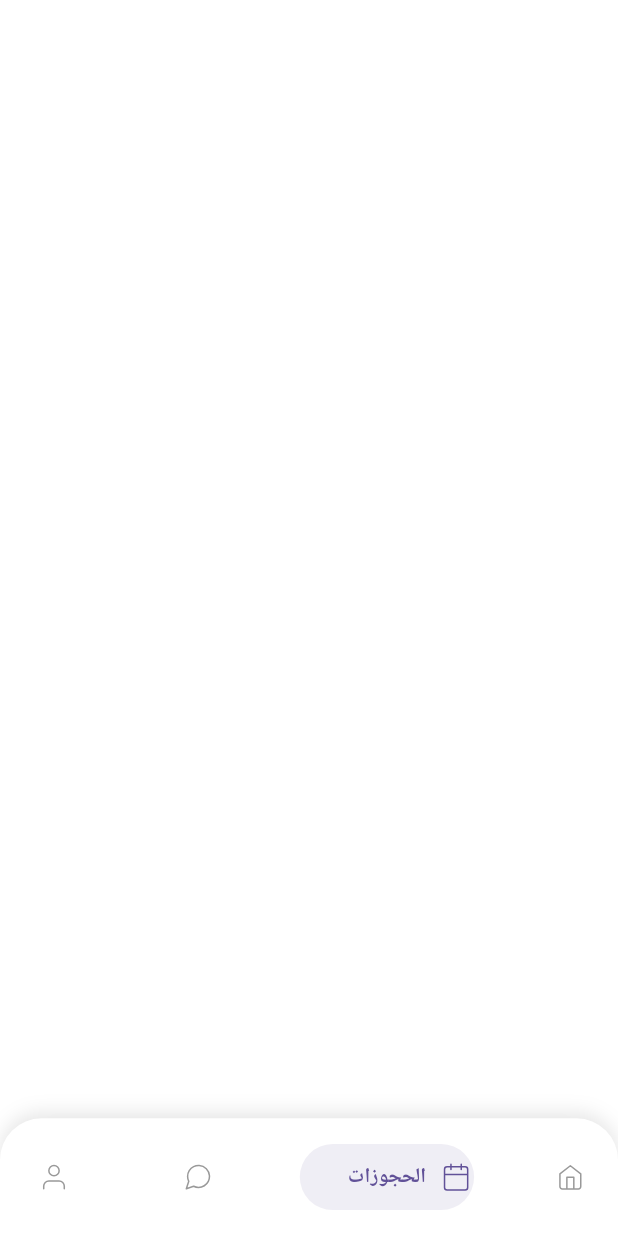
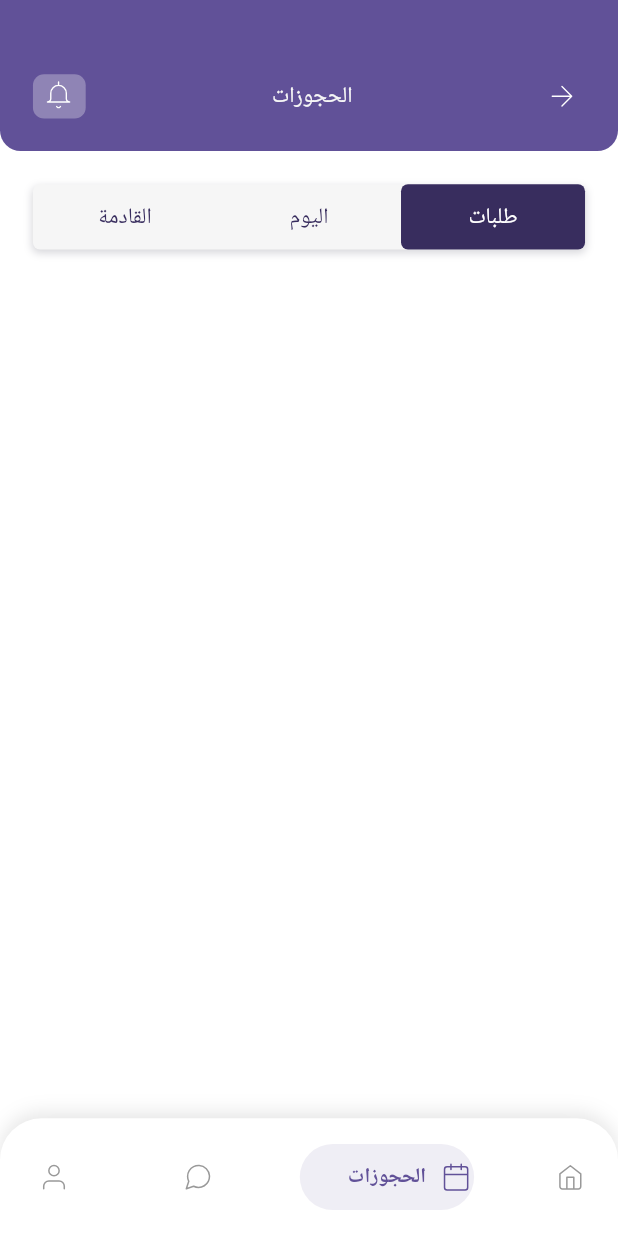
Before and after one commit to MostafaBastawy/Task_Badr, a Flutter app: the screen it shows after launch, item 2 of the bottom bar chosen, on a phone screen of 412 x 824 dp. Run offline on Flutter 3.47's test engine with Material 2 defaults, Android fonts, the light colour scheme and no system bars; drawn by our look-alikes of salomon_bottom_bar; our stand-ins replace easy_localization, flutter_bloc, flutter_screenutil, flutter_svg, flutter_switch; generated files the repository leaves out were written again; Roboto replaces fonts that are missing (Alexandria).

Commit message:
tabs finished

```diff
--- a/lib/modules/booking_screen/booking_screen.dart
+++ b/lib/modules/booking_screen/booking_screen.dart
@@ -1,4 +1,7 @@
 import 'package:flutter/material.dart';
+import 'package:flutter_screenutil/flutter_screenutil.dart';
+import 'package:task_badr/modules/booking_screen/widgets/booking_app_bar.dart';
+import 'package:task_badr/modules/booking_screen/widgets/booking_tabs.dart';
 
 class BookingScreen extends StatelessWidget {
   const BookingScreen({Key? key}) : super(key: key);
@@ -6,7 +9,12 @@ class BookingScreen extends StatelessWidget {
   @override
   Widget build(BuildContext context) {
     return Column(
-      children: [],
+      children: [
+        const BookingAppBar(),
+        SizedBox(height: 24.h),
+        const BookingTabs(),
+        SizedBox(height: 16.h),
+      ],
     );
   }
 }
--- /dev/null
+++ b/lib/modules/booking_screen/widgets/booking_app_bar.dart
@@ -0,0 +1,67 @@
+import 'package:flutter/material.dart';
+import 'package:flutter_screenutil/flutter_screenutil.dart';
+import 'package:flutter_svg/flutter_svg.dart';
+import 'package:task_badr/utilis/styles/colors_manager.dart';
+
+class BookingAppBar extends StatelessWidget {
+  const BookingAppBar({Key? key}) : super(key: key);
+
+  @override
+  Widget build(BuildContext context) {
+    return Container(
+      padding: EdgeInsets.symmetric(horizontal: 20.w),
+      width: 375.w,
+      height: 109.h,
+      decoration: BoxDecoration(
+        color: ColorsManager.f615198,
+        borderRadius: BorderRadius.only(
+          bottomLeft: Radius.circular(15.r),
+          bottomRight: Radius.circular(15.r),
+        ),
+      ),
+      child: Padding(
+        padding: EdgeInsetsDirectional.only(top: 30.h),
+        child: Row(
+          mainAxisAlignment: MainAxisAlignment.spaceBetween,
+          crossAxisAlignment: CrossAxisAlignment.center,
+          children: [
+            InkWell(
+              onTap: () {},
+              child: SvgPicture.asset(
+                'assets/images/booking_screen/arrow_right.svg',
+                width: 28.w,
+                height: 28.h,
+              ),
+            ),
+            Text(
+              'الحجوزات',
+              style: TextStyle(
+                color: ColorsManager.fF6F6F6,
+                fontSize: 16.sp,
+                fontWeight: FontWeight.w500,
+              ),
+            ),
+            InkWell(
+              onTap: () {},
+              child: Container(
+                width: 32.w,
+                height: 32.h,
+                decoration: BoxDecoration(
+                  color: ColorsManager.fF6F6F6.withOpacity(0.31),
+                  borderRadius: BorderRadius.circular(8.r),
+                ),
+                child: Center(
+                  child: SvgPicture.asset(
+                    'assets/images/home_screen/bell.svg',
+                    width: 24.w,
+                    height: 24.h,
+                  ),
+                ),
+              ),
+            ),
+          ],
+        ),
+      ),
+    );
+  }
+}
--- /dev/null
+++ b/lib/modules/booking_screen/widgets/booking_tabs.dart
@@ -0,0 +1,67 @@
+import 'package:flutter/material.dart';
+import 'package:flutter_screenutil/flutter_screenutil.dart';
+import 'package:task_badr/utilis/styles/colors_manager.dart';
+import 'package:task_badr/utilis/styles/shadows_manager.dart';
+
+class BookingTabs extends StatefulWidget {
+  const BookingTabs({Key? key}) : super(key: key);
+
+  @override
+  State<BookingTabs> createState() => _BookingTabsState();
+}
+
+class _BookingTabsState extends State<BookingTabs> {
+  final List<String> tabs = ['طلبات', 'اليوم', 'القادمة'];
+  int selectedIndex = 0;
+  @override
+  Widget build(BuildContext context) {
+    return Container(
+      width: 335.w,
+      height: 47.h,
+      decoration: BoxDecoration(
+        color: ColorsManager.fF6F6F6,
+        borderRadius: BorderRadius.circular(5.r),
+        boxShadow: ShadowsManager.shadow2,
+      ),
+      child: Row(
+        children: List.generate(
+          tabs.length,
+          (index) => Expanded(
+            child: InkWell(
+              onTap: () {
+                setState(() {
+                  selectedIndex = index;
+                });
+              },
+              child: Container(
+                height: 47.h,
+                decoration: BoxDecoration(
+                  color: selectedIndex == index
+                      ? ColorsManager.f382D5E
+                      : Colors.transparent,
+                  borderRadius: BorderRadius.circular(5.r),
+                ),
+                child: Row(
+                  mainAxisAlignment: MainAxisAlignment.center,
+                  crossAxisAlignment: CrossAxisAlignment.center,
+                  children: [
+                    Text(
+                      tabs[index],
+                      style: TextStyle(
+                        color: selectedIndex == index
+                            ? ColorsManager.fffffff
+                            : ColorsManager.f382D5E,
+                        fontSize: 16.sp,
+                        fontWeight: FontWeight.w400,
+                      ),
+                    ),
+                  ],
+                ),
+              ),
+            ),
+          ),
+        ),
+      ),
+    );
+  }
+}
--- a/lib/utilis/styles/colors_manager.dart
+++ b/lib/utilis/styles/colors_manager.dart
@@ -21,4 +21,6 @@ class ColorsManager {
   static const Color fE4E4E4 = Color(0xFFE4E4E4);
   static const Color f3EBF60 = Color(0xFF3EBF60);
   static const Color fEA4E2C = Color(0xFFEA4E2C);
+  static const Color f323247 = Color(0xFF323247);
+  static const Color f382D5E = Color(0xFF382D5E);
 }
--- a/lib/utilis/styles/shadows_manager.dart
+++ b/lib/utilis/styles/shadows_manager.dart
@@ -10,4 +10,12 @@ class ShadowsManager {
       spreadRadius: 0,
     ),
   ];
+  static final shadow2 = [
+    BoxShadow(
+      color: ColorsManager.f323247.withOpacity(0.2),
+      offset: const Offset(0, 2),
+      blurRadius: 4,
+      spreadRadius: 0,
+    ),
+  ];
 }
--- a/pubspec.yaml
+++ b/pubspec.yaml
@@ -70,6 +70,7 @@ flutter:
     - assets/images/
     - assets/images/bottom_nav_bar/
     - assets/images/home_screen/
+    - assets/images/booking_screen/
   #   - images/a_dot_ham.jpeg
 
   # An image asset can refer to one or more resolution-specific "variants", see
```
Also changed, not shown: assets/images/booking_screen/arrow_right.svg (added).
